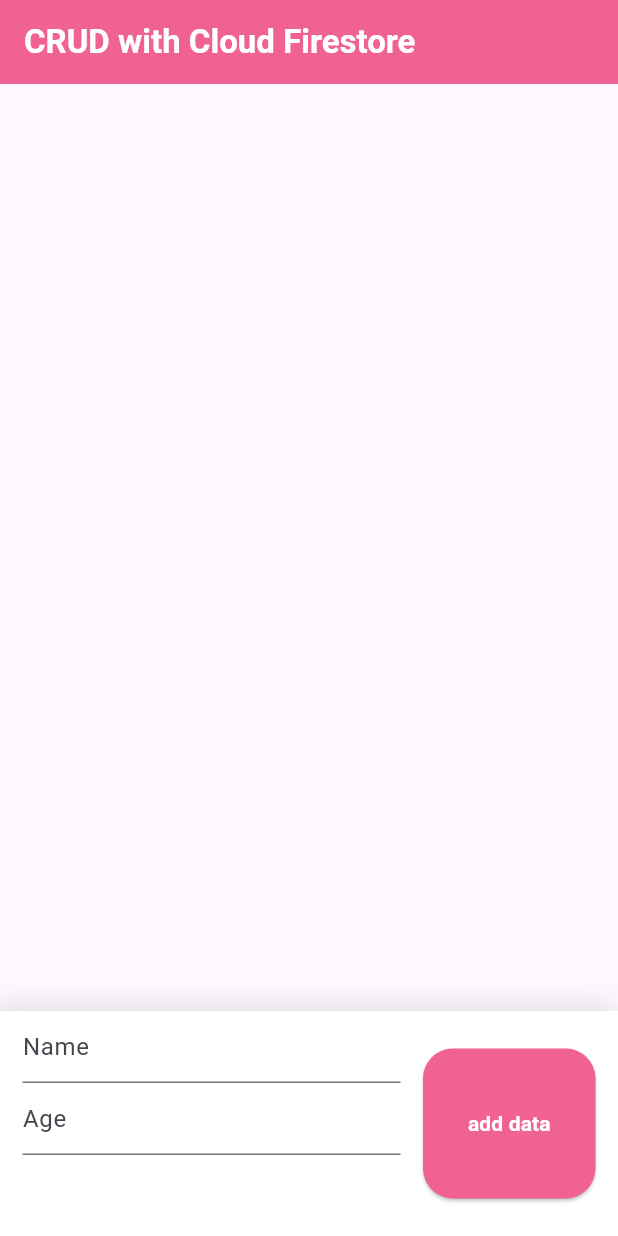
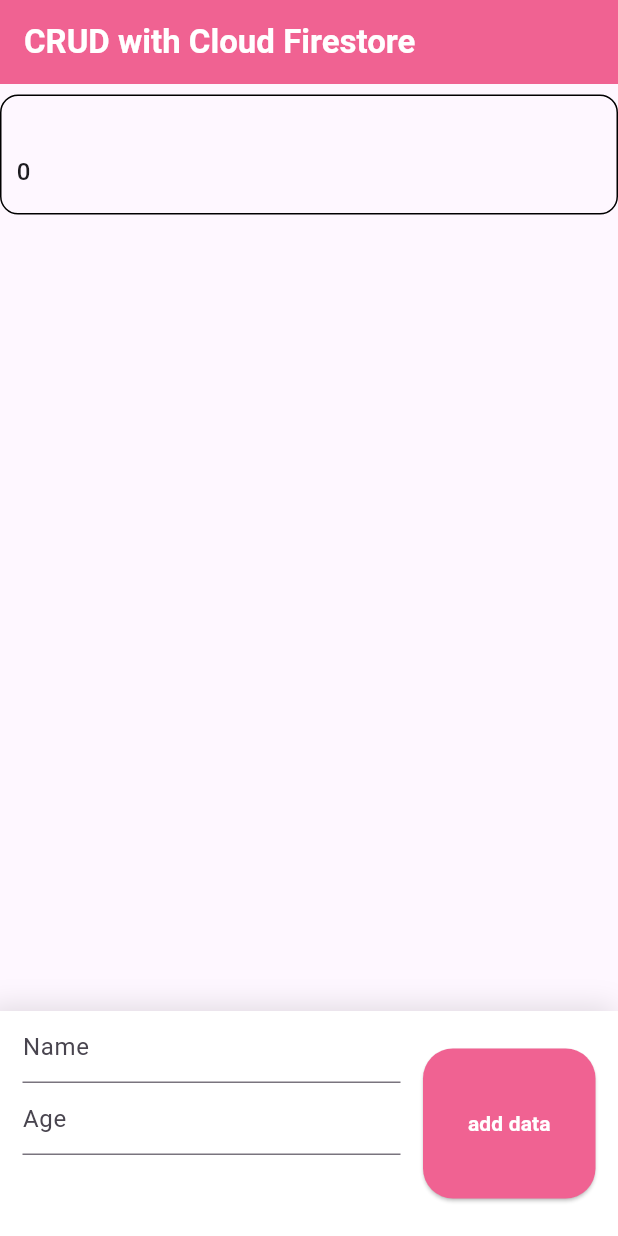
Before and after one commit to RizkyArdiansyahhh/flutter-chapter-2, a Flutter app: the screen it shows after launch, after a tap on "add data", on a phone screen of 412 x 824 dp. Run offline on Flutter 3.47's test engine with Material 3 defaults, Android fonts, the phone set to English and light mode, and no system bars; our stand-ins replace bloc, cloud_firestore, equatable, firebase_core, flutter_bloc, timeline_tile; accounts and stored records are empty.

Commit message:
read real time

```diff
--- a/firestore_demo/lib/main_page.dart
+++ b/firestore_demo/lib/main_page.dart
@@ -23,26 +23,66 @@
       ),
       body: Stack(
         children: [
-          ListView(
-            children: [
-              FutureBuilder<QuerySnapshot>(
-                future: users.get(),
-                builder: (context, snapshot) {
+          // ListView(
+          //   children: [
+          //     FutureBuilder<QuerySnapshot>(
+          //       future: users.get(),
+          //       builder: (context, snapshot) {
+          //         if (snapshot.connectionState == ConnectionState.waiting) {
+          //           return CircularProgressIndicator();
+          //         } else if (!snapshot.hasData) {
+          //           return Text("Data Not Found");
+          //         } else {
+          //           return Column(
+          //             children: snapshot.data!.docs.map((e) {
+          //               final data = e.data() as Map<String, dynamic>;
+          //               return CardWidget(name: data["name"], age: data["age"]);
+          //             }).toList(),
+          //           );
+          //         }
+          //       },
+          //     ),
+          //   ],
+          // ),
+          // FutureBuilder<QuerySnapshot>(
+          //   future: users.get(),
+          //   builder: (_, snapshot) {
+          //     if (snapshot.connectionState == ConnectionState.waiting) {
+          //       return Center(child: const CircularProgressIndicator());
+          //     } else if (!snapshot.hasData) {
+          //       return Center(child: Text("Data Not Found"));
+          //     } else {
+          //       return ListView.builder(
+          //         itemCount: snapshot.data!.docs.length,
+          //         itemBuilder: (context, index) {
+          //           final doc = snapshot.data!.docs[index];
+          //           final Map<String, dynamic> data =
+          //               doc.data() as Map<String, dynamic>;
+          //           return CardWidget(name: data["name"], age: data["age"]);
+          //         },
+          //       );
+          //     }
+          //   },
+          // ),
+          StreamBuilder<QuerySnapshot>(
+            stream: users.snapshots(),
+            builder: (_, snapshot) {
               if (snapshot.connectionState == ConnectionState.waiting) {
-                    return CircularProgressIndicator();
+                return Center(child: const CircularProgressIndicator());
               } else if (!snapshot.hasData) {
-                    return Text("Data Not Found");
+                return Center(child: Text("Data Not Found"));
               } else {
-                    return Column(
-                      children: snapshot.data!.docs.map((e) {
-                        final data = e.data() as Map<String, dynamic>;
+                return ListView.builder(
+                  itemCount: snapshot.data!.docs.length,
+                  itemBuilder: (context, index) {
+                    final doc = snapshot.data!.docs[index];
+                    final Map<String, dynamic> data =
+                        doc.data() as Map<String, dynamic>;
                     return CardWidget(name: data["name"], age: data["age"]);
-                      }).toList(),
+                  },
                 );
               }
             },
-              ),
-            ],
           ),
           Align(
             alignment: Alignment.bottomCenter,
--- a/firestore_demo/pubspec.yaml
+++ b/firestore_demo/pubspec.yaml
@@ -8,9 +8,11 @@
 
 dependencies:
   cloud_firestore: ^5.6.9
+  equatable: ^2.0.7
   firebase_core: ^3.14.0
   flutter:
     sdk: flutter
+  flutter_bloc: ^9.1.1
 
 dev_dependencies:
   flutter_lints: ^5.0.0
```
Also changed, not shown: firestore_demo/lib/bloc/user_bloc.dart (added, +13 -0 lines), firestore_demo/lib/bloc/user_event.dart (added, +8 -0 lines), firestore_demo/lib/bloc/user_state.dart (added, +19 -0 lines), firestore_demo/pubspec.lock, 1 other file. Lines whose indentation alone changed are shown as unchanged.
